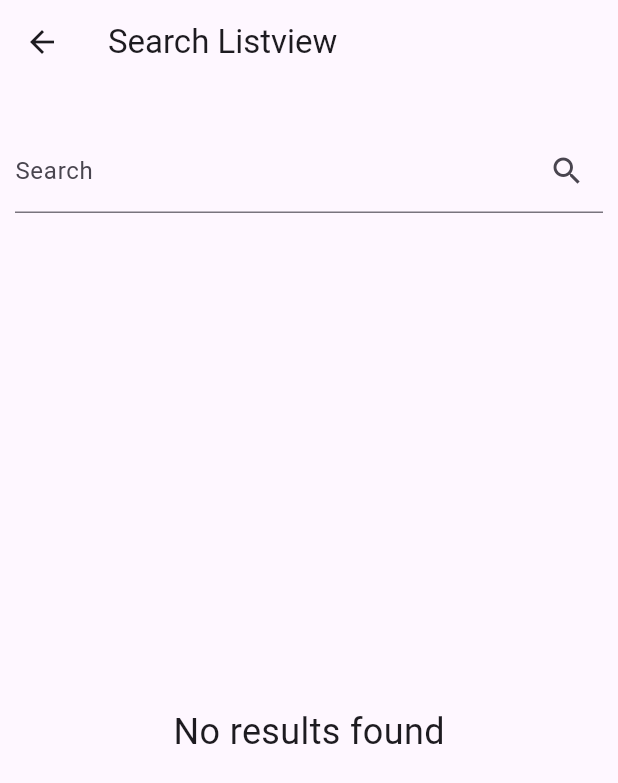
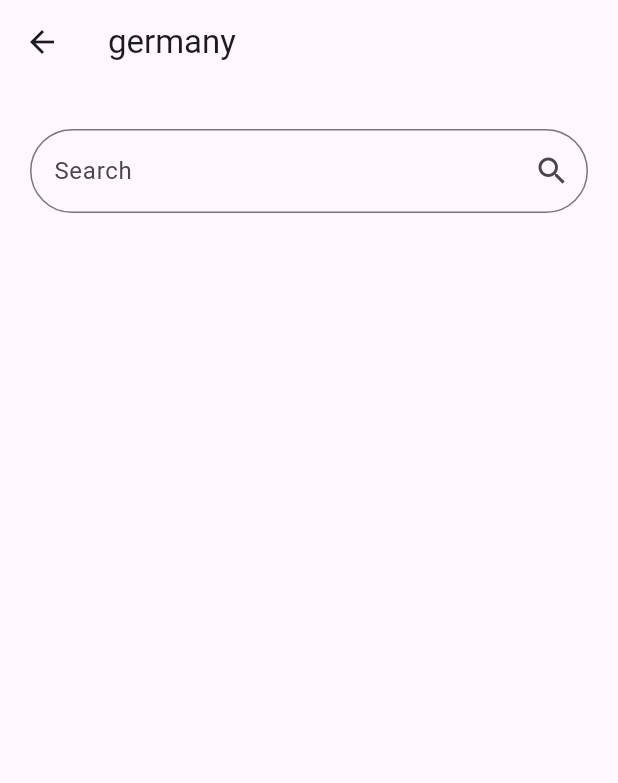
Before and after one commit to HassanKhalil321/flutterfianl, a Flutter app: the pagetwo screen opened directly, on a phone screen of 412 x 824 dp. Shown: the top 783 px of the screen. Run offline on Flutter 3.47's test engine with Material 3 defaults, Android fonts, the light colour scheme and no system bars; our stand-ins replace lottie, shared_preferences; accounts and stored records are empty; network calls fail.

Commit message:
ali changed those all

```diff
--- a/lib/pageOne.dart
+++ b/lib/pageOne.dart
@@ -75,7 +75,7 @@ class _pageoneState extends State<pageone> {
   Widget build(BuildContext context) {
     return Scaffold(
       appBar: AppBar(
-        title: const Text('Search Listview'),
+        title: const Text('italy'),
       ),
       body: Padding(
         padding: const EdgeInsets.all(10),
@@ -87,6 +87,8 @@ class _pageoneState extends State<pageone> {
             TextField(
               onChanged: (value) => _runFilter(value),
               decoration: const InputDecoration(
+                border: OutlineInputBorder(
+                    borderRadius: BorderRadius.all(Radius.circular(30))),
                 labelText: 'Search',
                 suffixIcon: Icon(Icons.search),
               ),
@@ -187,7 +189,7 @@ class _pageoneState extends State<pageone> {
               )
                   : const Center(
                 child: Text(
-                  'No results found',
+                  '',
                   style: TextStyle(fontSize: 24),
                 ),
               ),
--- a/lib/pagetwo.dart
+++ b/lib/pagetwo.dart
@@ -73,26 +73,27 @@ class _pagetwoState extends State<pagetwo> {
   @override
   Widget build(BuildContext context) {
     return Scaffold(
-      appBar: AppBar(
-        title: const Text('Search Listview'),
-      ),
+      appBar: AppBar(title: Text('germany')),
       body: Padding(
-        padding: const EdgeInsets.all(10),
+        padding: const EdgeInsets.all(20.0),
         child: Column(
           children: [
             const SizedBox(
-              height: 20,
+              height: 10,
             ),
-            TextField(
-              onChanged: (value) => _runFilter(value),
-              decoration: const InputDecoration(
-                labelText: 'Search',
-                suffixIcon: Icon(Icons.search),
+               TextField(
+                onChanged: (value) => _runFilter(value),
+                decoration: InputDecoration(
+                  border: OutlineInputBorder(
+                      borderRadius: BorderRadius.all(Radius.circular(50))),
+                  labelText: 'Search',
+                  suffixIcon: Icon(Icons.search),
+                ),
               ),
-            ),
             const SizedBox(
               height: 20,
             ),
+
             Expanded(
               child: _foundUsers.isNotEmpty
                   ? ListView.builder(
@@ -186,7 +187,7 @@ class _pagetwoState extends State<pagetwo> {
               )
                   : const Center(
                 child: Text(
-                  'No results found',
+                  '',
                   style: TextStyle(fontSize: 24),
                 ),
               ),
--- a/lib/welcome.dart
+++ b/lib/welcome.dart
@@ -14,6 +14,7 @@ class _WelcomeState extends State<Welcome> {
   @override
   Widget build(BuildContext context) {
     return Scaffold(
+
       backgroundColor: Colors.white,
       body: Stack(
         children: [
```
